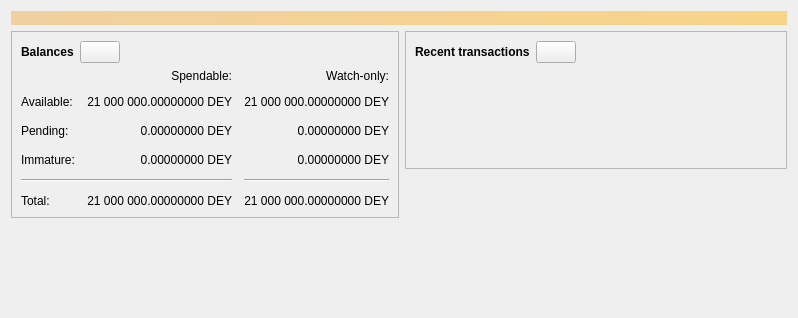
Before: the Qt Designer form src/qt/forms/overviewpage.ui in wilofice/dahomey, drawn with Qt 5.
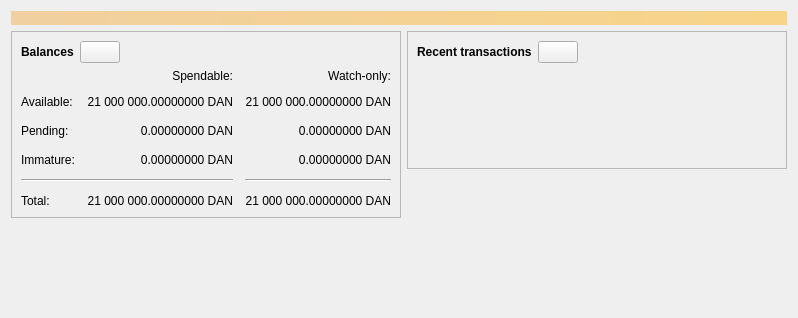
After: the same form once the commit is applied. Icons and pictures are not drawn. Custom widgets are drawn as their Qt base class.

Diff of the .ui file:
```diff
--- a/src/qt/forms/overviewpage.ui
+++ b/src/qt/forms/overviewpage.ui
@@ -120,7 +120,7 @@
                <string>Unconfirmed transactions to watch-only addresses</string>
               </property>
               <property name="text">
-               <string notr="true">0.00000000 DEY</string>
+               <string notr="true">0.00000000 DAN</string>
               </property>
               <property name="alignment">
                <set>Qt::AlignRight|Qt::AlignTrailing|Qt::AlignVCenter</set>
@@ -139,7 +139,7 @@
                <string>Total of transactions that have yet to be confirmed, and do not yet count toward the spendable balance</string>
               </property>
               <property name="text">
-               <string notr="true">0.00000000 DEY</string>
+               <string notr="true">0.00000000 DAN</string>
               </property>
               <property name="alignment">
                <set>Qt::AlignRight|Qt::AlignTrailing|Qt::AlignVCenter</set>
@@ -158,7 +158,7 @@
                <string>Mined balance in watch-only addresses that has not yet matured</string>
               </property>
               <property name="text">
-               <string notr="true">0.00000000 DEY</string>
+               <string notr="true">0.00000000 DAN</string>
               </property>
               <property name="alignment">
                <set>Qt::AlignRight|Qt::AlignTrailing|Qt::AlignVCenter</set>
@@ -210,7 +210,7 @@
                <string>Mined balance that has not yet matured</string>
               </property>
               <property name="text">
-               <string notr="true">0.00000000 DEY</string>
+               <string notr="true">0.00000000 DAN</string>
               </property>
               <property name="alignment">
                <set>Qt::AlignRight|Qt::AlignTrailing|Qt::AlignVCenter</set>
@@ -249,7 +249,7 @@
                <string>Your current total balance</string>
               </property>
               <property name="text">
-               <string notr="true">21 000 000.00000000 DEY</string>
+               <string notr="true">21 000 000.00000000 DAN</string>
               </property>
               <property name="alignment">
                <set>Qt::AlignRight|Qt::AlignTrailing|Qt::AlignVCenter</set>
@@ -268,7 +268,7 @@
                <string>Current total balance in watch-only addresses</string>
               </property>
               <property name="text">
-               <string notr="true">21 000 000.00000000 DEY</string>
+               <string notr="true">21 000 000.00000000 DAN</string>
               </property>
               <property name="alignment">
                <set>Qt::AlignRight|Qt::AlignTrailing|Qt::AlignVCenter</set>
@@ -304,7 +304,7 @@
                <string>Your current spendable balance</string>
               </property>
               <property name="text">
-               <string notr="true">21 000 000.00000000 DEY</string>
+               <string notr="true">21 000 000.00000000 DAN</string>
               </property>
               <property name="alignment">
                <set>Qt::AlignRight|Qt::AlignTrailing|Qt::AlignVCenter</set>
@@ -323,7 +323,7 @@
                <string>Your current balance in watch-only addresses</string>
               </property>
               <property name="text">
-               <string notr="true">21 000 000.00000000 DEY</string>
+               <string notr="true">21 000 000.00000000 DAN</string>
               </property>
               <property name="alignment">
                <set>Qt::AlignRight|Qt::AlignTrailing|Qt::AlignVCenter</set>
```
Left out of the diff: 8 changed lines with no effect on the pictures.
